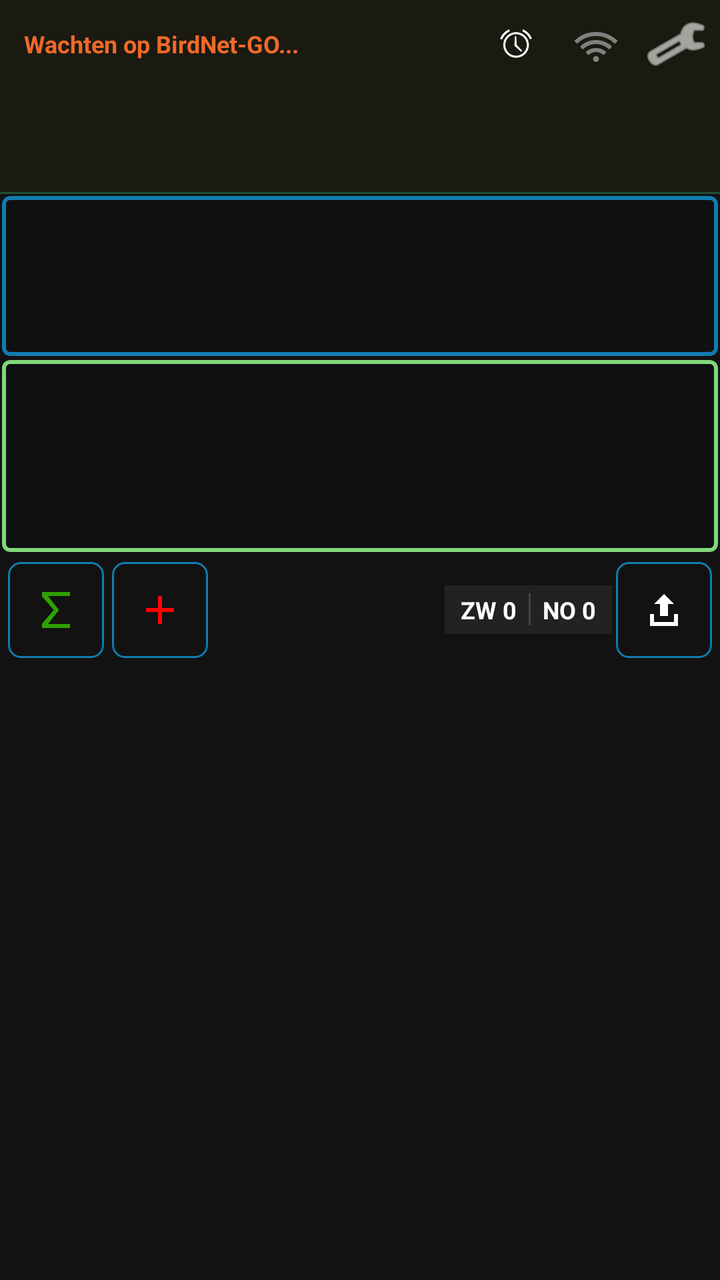
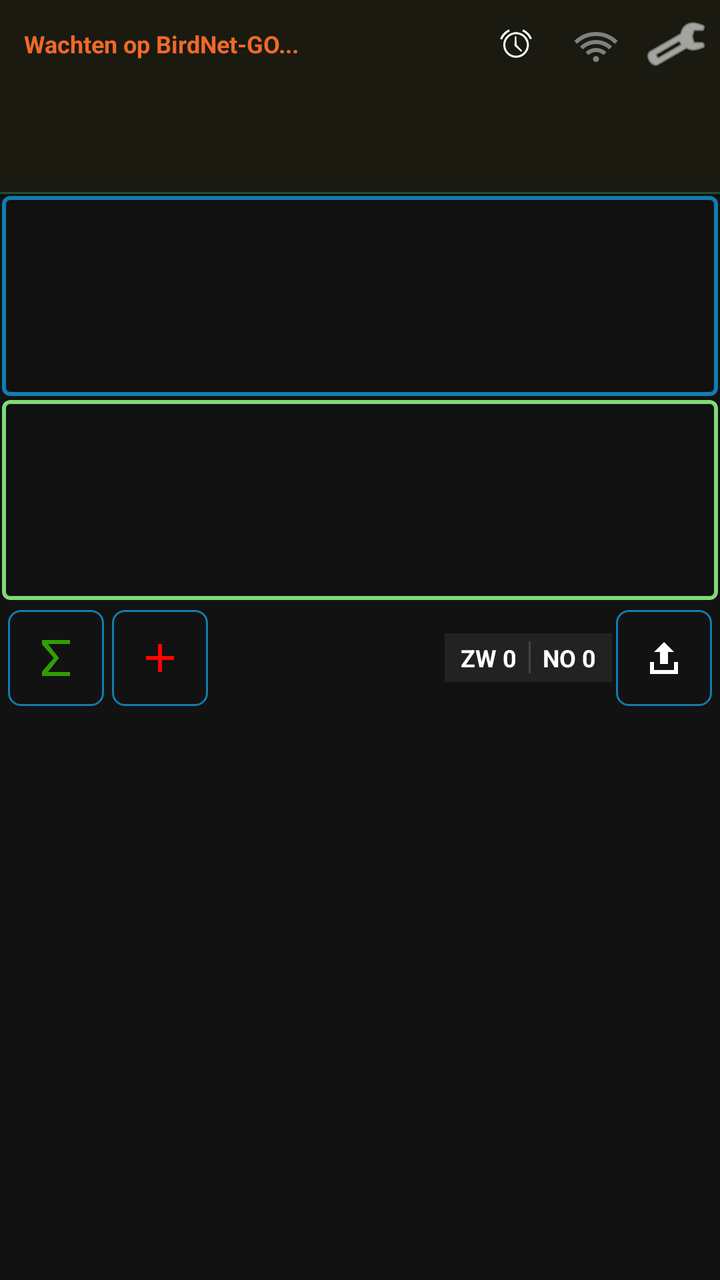

Two renders of the same Android screen: before a commit and after it. Below are the layout's source before the change and the commit's diff.
<!-- AndroidManifest.xml: application theme Theme.VT5.Dark -->
<!-- res/layout/scherm_telling.xml -->
<?xml version="1.0" encoding="utf-8"?>
<LinearLayout xmlns:android="http://schemas.android.com/apk/res/android"
    xmlns:app="http://schemas.android.com/apk/res-auto"
    android:id="@+id/root"
    android:layout_width="match_parent"
    android:layout_height="match_parent"
    android:layout_marginTop="45dp"
    android:layout_marginBottom="60dp"
    android:background="@color/vt5_black"
    android:orientation="vertical">

    
    <LinearLayout
        android:id="@+id/birdnet_container"
        android:layout_width="match_parent"
        android:layout_height="wrap_content"
        android:background="#1A1A11"
        android:orientation="vertical"
        android:padding="4dp">

        <LinearLayout
            android:layout_width="match_parent"
            android:layout_height="wrap_content"
            android:gravity="center_vertical"
            android:orientation="horizontal">

            <TextView
                android:id="@+id/tvBirdNetPendingTicker"
                android:layout_width="0dp"
                android:layout_height="wrap_content"
                android:layout_weight="1"
                android:ellipsize="marquee"
                android:marqueeRepeatLimit="marquee_forever"
                android:paddingStart="8dp"
                android:singleLine="true"
                android:text="Wachten op BirdNet-GO..."
                android:textColor="@color/vt5_orange"
                android:textSize="12sp"
                android:textStyle="bold" />

            <ImageButton
                android:id="@+id/btnToggleAlarm"
                android:layout_width="36dp"
                android:layout_height="36dp"
                android:background="?attr/selectableItemBackgroundBorderless"
                android:src="@android:drawable/ic_lock_idle_alarm"
                app:tint="@android:color/white" />

            <ImageButton
                android:id="@+id/btnMasterClientConnection"
                android:layout_width="36dp"
                android:layout_height="36dp"
                android:layout_marginStart="4dp"
                android:background="?attr/selectableItemBackgroundBorderless"
                android:src="@drawable/ic_mc_wifi"
                app:tint="#808080" />

            <ImageButton
                android:id="@+id/btnShowMasterQr"
                android:layout_width="36dp"
                android:layout_height="36dp"
                android:layout_marginStart="4dp"
                android:background="?attr/selectableItemBackgroundBorderless"
                android:src="@drawable/ic_qr_code"
                android:visibility="gone"
                app:tint="#808080" />

            <ImageButton
                android:id="@+id/btnOpenSettings"
                android:layout_width="36dp"
                android:layout_height="36dp"
                android:layout_marginStart="4dp"
                android:background="?attr/selectableItemBackgroundBorderless"
                android:src="@android:drawable/ic_menu_preferences"
                app:tint="@android:color/white" />
        </LinearLayout>

        <TextView
            android:id="@+id/tvMasterClientStatus"
            android:layout_width="match_parent"
            android:layout_height="wrap_content"
            android:paddingStart="8dp"
            android:textColor="@color/vt5_on_surface"
            android:textSize="11sp"
            android:visibility="gone" />

        <FrameLayout
            android:id="@+id/birdnet_detection_frame"
            android:layout_width="match_parent"
            android:layout_height="50dp"
            android:layout_marginTop="2dp" />
    </LinearLayout>

    <View
        android:layout_width="match_parent"
        android:layout_height="1dp"
        android:alpha="0.3"
        android:background="@color/vt5_outline" />

    
    <LinearLayout
        android:layout_width="match_parent"
        android:layout_height="180dp"
        android:orientation="vertical">

        <com.google.android.material.card.MaterialCardView
            android:id="@+id/cardSpeechPartials"
            android:layout_width="match_parent"
            android:layout_height="0dp"
            android:layout_margin="1dp"
            android:layout_weight="1"
            app:cardCornerRadius="4dp"
            app:strokeColor="@color/vt5_light_blue"
            app:strokeWidth="2dp">

            <androidx.recyclerview.widget.RecyclerView
                android:id="@+id/recyclerViewSpeechPartials"
                android:layout_width="match_parent"
                android:layout_height="match_parent"
                android:background="#111111" />
        </com.google.android.material.card.MaterialCardView>

        <com.google.android.material.card.MaterialCardView
            android:id="@+id/cardSpeechFinals"
            android:layout_width="match_parent"
            android:layout_height="0dp"
            android:layout_margin="1dp"
            android:layout_weight="1.2"
            app:cardCornerRadius="4dp"
            app:strokeColor="@color/vt5_green"
            app:strokeWidth="2dp">

            <androidx.recyclerview.widget.RecyclerView
                android:id="@+id/recyclerViewSpeechFinals"
                android:layout_width="match_parent"
                android:layout_height="match_parent"
                android:background="#111111" />
        </com.google.android.material.card.MaterialCardView>
    </LinearLayout>

    
    <LinearLayout
        android:layout_width="match_parent"
        android:layout_height="wrap_content"
        android:gravity="center_vertical"
        android:orientation="horizontal"
        android:padding="2dp">

        <com.google.android.material.button.MaterialButton
            android:id="@+id/btnSaveClose"
            style="@style/Widget.VT5.Button.Outlined.IconOnly"
            android:layout_width="48dp"
            android:layout_height="48dp"
            android:layout_margin="2dp"
            app:icon="@drawable/ic_action_sum"
            app:iconTint="@null" />

        <com.google.android.material.button.MaterialButton
            android:id="@+id/btnAddSoorten"
            style="@style/Widget.VT5.Button.Outlined.IconOnly"
            android:layout_width="48dp"
            android:layout_height="48dp"
            android:layout_margin="2dp"
            app:icon="@drawable/ic_action_add"
            app:iconTint="@null" />

        <ImageButton
            android:id="@+id/btnBirdNet"
            android:layout_width="48dp"
            android:layout_height="48dp"
            android:layout_margin="2dp"
            android:background="?attr/selectableItemBackgroundBorderless"
            android:src="@drawable/ic_birdnet_go"
            android:visibility="gone"
            app:tint="@android:color/white" />

        <Space
            android:layout_width="0dp"
            android:layout_height="1dp"
            android:layout_weight="1" />

        
        <LinearLayout
            android:id="@+id/dailyTotalsContainer"
            android:layout_width="wrap_content"
            android:layout_height="wrap_content"
            android:background="#222222"
            android:gravity="center_vertical"
            android:orientation="horizontal"
            android:paddingHorizontal="8dp"
            android:paddingVertical="4dp">

            <TextView
                android:id="@+id/tvDailyMainTotal"
                android:layout_width="wrap_content"
                android:layout_height="wrap_content"
                android:text="ZW 0"
                android:textColor="@android:color/white"
                android:textSize="12sp"
                android:textStyle="bold" />

            <View
                android:layout_width="1dp"
                android:layout_height="16dp"
                android:layout_marginHorizontal="6dp"
                android:background="#444444" />

            <TextView
                android:id="@+id/tvDailyReturnTotal"
                android:layout_width="wrap_content"
                android:layout_height="wrap_content"
                android:text="NO 0"
                android:textColor="@android:color/white"
                android:textSize="12sp"
                android:textStyle="bold" />
        </LinearLayout>

        <com.google.android.material.button.MaterialButton
            android:id="@+id/btnAfronden"
            style="@style/Widget.VT5.Button.Outlined.IconOnly"
            android:layout_width="48dp"
            android:layout_height="48dp"
            android:layout_margin="2dp"
            app:icon="@drawable/ic_action_upload"
            app:iconTint="@null" />
    </LinearLayout>

    
    <androidx.recyclerview.widget.RecyclerView
        android:id="@+id/recyclerViewSpecies"
        android:layout_width="match_parent"
        android:layout_height="0dp"
        android:layout_weight="1" />

</LinearLayout>
<!-- resources referenced by this layout -->
<resources>
  <color name="vt5_black">#121212</color>
  <color name="vt5_green">#80D97A</color>
  <color name="vt5_light_blue">#117CAF</color>
  <color name="vt5_on_surface">@color/popup_bg_wit</color>
  <color name="vt5_orange">#EF6929</color>
  <color name="vt5_outline">#3DDC84</color>
  <!-- drawable ic_action_add (drawable) -->
  <?xml version="1.0" encoding="utf-8"?>
  <vector xmlns:android="http://schemas.android.com/apk/res/android"
      android:width="24dp"
      android:height="24dp"
      android:viewportWidth="24"
      android:viewportHeight="24">
      <path
          android:fillColor="#FF0303"
          android:pathData="M19,11H13V5H11V11H5V13H11V19H13V13H19V11Z" />
  </vector>
  <!-- drawable ic_action_sum (drawable) -->
  <?xml version="1.0" encoding="utf-8"?>
  <vector xmlns:android="http://schemas.android.com/apk/res/android"
      android:width="24dp"
      android:height="24dp"
      android:viewportWidth="24"
      android:viewportHeight="24">
      <path
          android:fillColor="#2FA001"
          android:pathData="M19,5H8L13.5,12L8,19H19V21H5V18.8L10.9,12L5,5.2V3H19V5Z" />
  </vector>
  <!-- drawable ic_action_upload (drawable) -->
  <?xml version="1.0" encoding="utf-8"?>
  <vector xmlns:android="http://schemas.android.com/apk/res/android"
      android:width="24dp"
      android:height="24dp"
      android:viewportWidth="24"
      android:viewportHeight="24">
      <path
          android:fillColor="#FFFFFFFF"
          android:pathData="M5,20H19V14H17V18H7V14H5V20ZM12,4L7,9H10V15H14V9H17L12,4Z" />
  </vector>
  <style name="Widget.VT5.Button.Outlined.IconOnly" parent="Widget.VT5.Button.Outlined">
          <item name="android:gravity">center</item>
          <item name="android:padding">0dp</item>
          <item name="android:minWidth">0dp</item>
          <item name="android:minHeight">0dp</item>
          <item name="iconPadding">0dp</item>
          <item name="iconGravity">textStart</item>
          <item name="iconSize">24dp</item>
      </style>
  <color name="popup_bg_wit">#FFFFFFFF</color>
  <color name="vt5_white">#FFFFFF</color>
  <style name="ThemeOverlay.VT5.MaterialAlertDialog" parent="ThemeOverlay.Material3.MaterialAlertDialog">
          <item name="buttonBarPositiveButtonStyle">@style/Widget.VT5.AlertDialog.Button</item>
          <item name="buttonBarNegativeButtonStyle">@style/Widget.VT5.AlertDialog.Button</item>
          <item name="buttonBarNeutralButtonStyle">@style/Widget.VT5.AlertDialog.Button</item>
      </style>
  <!-- drawable vt5_btn_selector (drawable) -->
  <?xml version="1.0" encoding="utf-8"?>
  <selector xmlns:android="http://schemas.android.com/apk/res/android">
  
      
      <item android:state_checked="true" android:drawable="@drawable/vt5_btn_checked" />
  
      
      <item android:state_pressed="true" android:drawable="@drawable/vt5_btn_pressed" />
  
      
      <item android:drawable="@drawable/vt5_btn_unchecked" />
  </selector>
  <dimen name="vt5_btn_stroke">1dp</dimen>
  <dimen name="vt5_btn_corner">6dp</dimen>
  <color name="vt5_light_gray">#5D748C</color>
  <style name="Widget.VT5.AlertDialog.Button" parent="Widget.Material3.Button.TextButton.Dialog">
          <item name="android:textColor">@color/vt5_white</item>
      </style>
  <!-- drawable vt5_btn_checked (drawable) -->
  <?xml version="1.0" encoding="utf-8"?>
  <shape xmlns:android="http://schemas.android.com/apk/res/android" android:shape="rectangle">
      
      <solid android:color="@color/vt5_light_blue" />
      
      <corners android:radius="@dimen/vt5_btn_corner" />
      
      <padding android:left="8dp" android:top="6dp" android:right="8dp" android:bottom="6dp" />
  </shape>
  <!-- drawable vt5_btn_pressed (drawable) -->
  <?xml version="1.0" encoding="utf-8"?>
  <shape xmlns:android="http://schemas.android.com/apk/res/android" android:shape="rectangle">
      
      <solid android:color="@color/vt5_light_blue" />
      <corners android:radius="@dimen/vt5_btn_corner" />
      <padding android:left="8dp" android:top="6dp" android:right="8dp" android:bottom="6dp" />
  </shape>
  <!-- unchanged entries left out for length: 7 -->
</resources>

<!-- the commit's change to res/layout/scherm_telling.xml (unified diff, before → after) -->
@@ -4,7 +4,7 @@
     android:id="@+id/root"
     android:layout_width="match_parent"
     android:layout_height="match_parent"
-    android:layout_marginTop="45dp"
+    android:layout_marginTop="50dp"
     android:layout_marginBottom="60dp"
     android:background="@color/vt5_black"
     android:orientation="vertical">
@@ -100,15 +100,14 @@
     
     <LinearLayout
         android:layout_width="match_parent"
-        android:layout_height="180dp"
+        android:layout_height="wrap_content"
         android:orientation="vertical">
 
         <com.google.android.material.card.MaterialCardView
             android:id="@+id/cardSpeechPartials"
             android:layout_width="match_parent"
-            android:layout_height="0dp"
+            android:layout_height="100dp"
             android:layout_margin="1dp"
-            android:layout_weight="1"
             app:cardCornerRadius="4dp"
             app:strokeColor="@color/vt5_light_blue"
             app:strokeWidth="2dp">
@@ -123,7 +122,7 @@
         <com.google.android.material.card.MaterialCardView
             android:id="@+id/cardSpeechFinals"
             android:layout_width="match_parent"
-            android:layout_height="0dp"
+            android:layout_height="100dp"
             android:layout_margin="1dp"
             android:layout_weight="1.2"
             app:cardCornerRadius="4dp"
